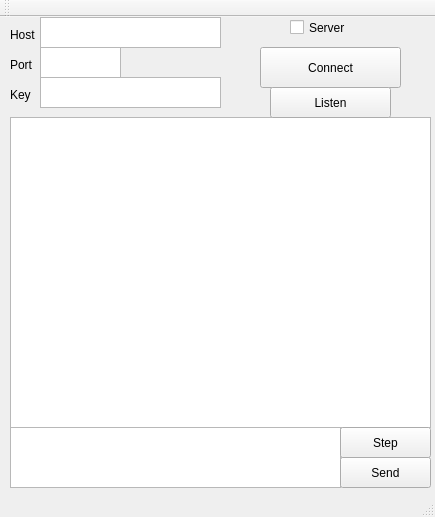
First picture: the form in vpn/mainwindow.ui, repository leekeith/EECE412, before the edit.
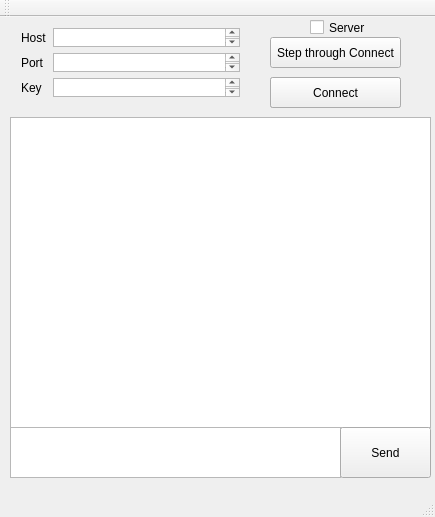
Second picture: the form after the edit.

Commit message: Working TCP server/client connection with GUI. Added TODOs for the remaining implementation areas.

Patch:
```diff
--- a/vpn/mainwindow.ui
+++ b/vpn/mainwindow.ui
@@ -17,62 +17,16 @@
    <widget class="QPushButton" name="pushButton_connect">
     <property name="geometry">
      <rect>
-      <x>260</x>
-      <y>30</y>
-      <width>141</width>
-      <height>41</height>
+      <x>270</x>
+      <y>60</y>
+      <width>131</width>
+      <height>31</height>
      </rect>
     </property>
     <property name="text">
      <string>Connect</string>
     </property>
    </widget>
-   <widget class="QPlainTextEdit" name="plainTextEdit_host">
-    <property name="geometry">
-     <rect>
-      <x>40</x>
-      <y>0</y>
-      <width>181</width>
-      <height>31</height>
-     </rect>
-    </property>
-   </widget>
-   <widget class="QLabel" name="label_host">
-    <property name="geometry">
-     <rect>
-      <x>10</x>
-      <y>10</y>
-      <width>31</width>
-      <height>16</height>
-     </rect>
-    </property>
-    <property name="text">
-     <string>Host</string>
-    </property>
-   </widget>
-   <widget class="QLabel" name="label_port">
-    <property name="geometry">
-     <rect>
-      <x>10</x>
-      <y>40</y>
-      <width>31</width>
-      <height>16</height>
-     </rect>
-    </property>
-    <property name="text">
-     <string>Port</string>
-    </property>
-   </widget>
-   <widget class="QPlainTextEdit" name="plainTextEdit_port">
-    <property name="geometry">
-     <rect>
-      <x>40</x>
-      <y>30</y>
-      <width>81</width>
-      <height>31</height>
-     </rect>
-    </property>
-   </widget>
    <widget class="QTextBrowser" name="textBrowser">
     <property name="geometry">
      <rect>
@@ -89,7 +43,7 @@
       <x>10</x>
       <y>410</y>
       <width>331</width>
-      <height>61</height>
+      <height>51</height>
      </rect>
     </property>
    </widget>
@@ -97,44 +51,21 @@
     <property name="geometry">
      <rect>
       <x>340</x>
-      <y>440</y>
+      <y>410</y>
       <width>91</width>
-      <height>31</height>
+      <height>51</height>
      </rect>
     </property>
     <property name="text">
      <string>Send</string>
     </property>
    </widget>
-   <widget class="QPlainTextEdit" name="plainTextEdit_key">
-    <property name="geometry">
-     <rect>
-      <x>40</x>
-      <y>60</y>
-      <width>181</width>
-      <height>31</height>
-     </rect>
-    </property>
-   </widget>
-   <widget class="QLabel" name="label_key">
-    <property name="geometry">
-     <rect>
-      <x>10</x>
-      <y>70</y>
-      <width>31</width>
-      <height>16</height>
-     </rect>
-    </property>
-    <property name="text">
-     <string>Key</string>
-    </property>
-   </widget>
    <widget class="QPushButton" name="pushButton_listen">
     <property name="geometry">
      <rect>
       <x>270</x>
-      <y>70</y>
-      <width>121</width>
+      <y>60</y>
+      <width>131</width>
       <height>31</height>
      </rect>
     </property>
@@ -145,7 +76,7 @@
    <widget class="QCheckBox" name="checkBox_server">
     <property name="geometry">
      <rect>
-      <x>290</x>
+      <x>310</x>
       <y>0</y>
       <width>87</width>
       <height>21</height>
@@ -158,16 +89,83 @@
    <widget class="QPushButton" name="pushButton_step">
     <property name="geometry">
      <rect>
-      <x>340</x>
-      <y>410</y>
-      <width>91</width>
+      <x>270</x>
+      <y>20</y>
+      <width>131</width>
       <height>31</height>
      </rect>
     </property>
     <property name="text">
-     <string>Step</string>
+     <string>Step through Connect</string>
     </property>
    </widget>
+   <widget class="QWidget" name="">
+    <property name="geometry">
+     <rect>
+      <x>10</x>
+      <y>0</y>
+      <width>241</width>
+      <height>91</height>
+     </rect>
+    </property>
+    <layout class="QGridLayout" name="gridLayout_connectionInfo">
+     <item row="0" column="0">
+      <widget class="QLabel" name="label_host">
+       <property name="text">
+        <string>Host</string>
+       </property>
+      </widget>
+     </item>
+     <item row="0" column="1">
+      <widget class="QPlainTextEdit" name="plainTextEdit_host">
+       <property name="tabChangesFocus">
+        <bool>true</bool>
+       </property>
+      </widget>
+     </item>
+     <item row="1" column="0">
+      <widget class="QLabel" name="label_port">
+       <property name="text">
+        <string>Port</string>
+       </property>
+      </widget>
+     </item>
+     <item row="1" column="1">
+      <widget class="QPlainTextEdit" name="plainTextEdit_port">
+       <property name="tabChangesFocus">
+        <bool>true</bool>
+       </property>
+      </widget>
+     </item>
+     <item row="2" column="0">
+      <widget class="QLabel" name="label_key">
+       <property name="text">
+        <string>Key</string>
+       </property>
+      </widget>
+     </item>
+     <item row="2" column="1">
+      <widget class="QPlainTextEdit" name="plainTextEdit_key">
+       <property name="tabChangesFocus">
+        <bool>true</bool>
+       </property>
+      </widget>
+     </item>
+    </layout>
+   </widget>
+   <zorder>pushButton_listen</zorder>
+   <zorder>pushButton_connect</zorder>
+   <zorder>plainTextEdit_host</zorder>
+   <zorder>label_host</zorder>
+   <zorder>label_port</zorder>
+   <zorder>plainTextEdit_port</zorder>
+   <zorder>textBrowser</zorder>
+   <zorder>plainTextEdit_message</zorder>
+   <zorder>pushButton_send</zorder>
+   <zorder>plainTextEdit_key</zorder>
+   <zorder>label_key</zorder>
+   <zorder>checkBox_server</zorder>
+   <zorder>pushButton_step</zorder>
   </widget>
   <widget class="QMenuBar" name="menuBar">
    <property name="geometry">
```
Left out of the diff: 5 changed lines with no effect on the pictures. The commit also changes 9 other files.
